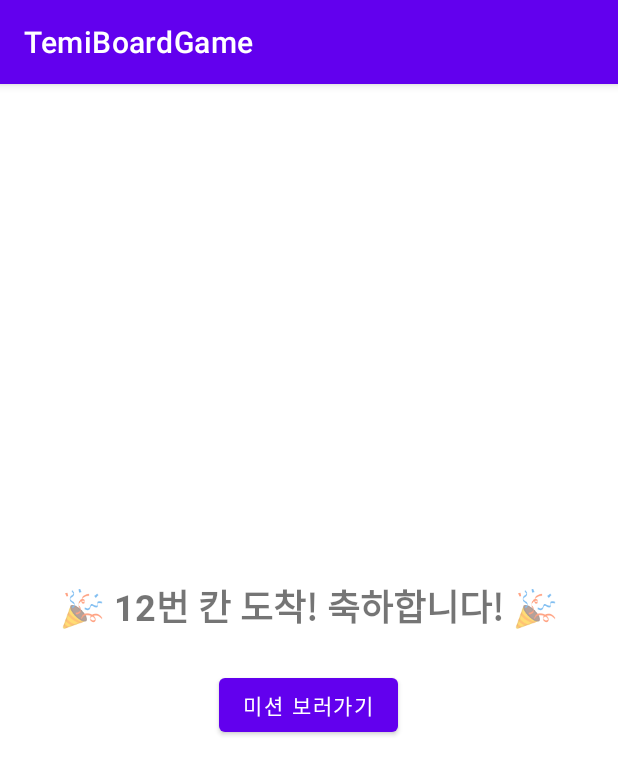
After one commit to hero9331/sogaeting, an Android app: the CongratsActivity screen opened directly, with no data from a screen before it, on a phone screen of 412 x 824 dp. The commit adds this screen. Shown: the top 775 px of the screen. Run offline under Robolectric (Android 15) with nearby library versions, the phone set to English and light mode, and no system bars.

Commit message:
각 칸마다 게임 구현

```diff
--- /dev/null
+++ b/app/src/main/java/com/example/temiboardgame/CongratsActivity.java
@@ -0,0 +1,40 @@
+package com.example.temiboardgame;
+
+import androidx.appcompat.app.AppCompatActivity;
+
+import android.content.Intent;
+import android.os.Bundle;
+import android.widget.Button;
+import android.widget.TextView;
+
+public class CongratsActivity extends AppCompatActivity {
+
+    private int position;
+    private int lapCount;
+    private boolean skipTurn;
+
+    @Override
+    protected void onCreate(Bundle savedInstanceState) {
+        super.onCreate(savedInstanceState);
+        setContentView(R.layout.activity_congrats);
+
+        TextView tvMessage = findViewById(R.id.tvCongratsMessage);
+        Button btnGoTile = findViewById(R.id.btnGoTile);
+
+        Intent receivedIntent = getIntent();
+        position = receivedIntent.getIntExtra("position", 12);
+        lapCount = receivedIntent.getIntExtra("lapCount", 0);
+        skipTurn = receivedIntent.getBooleanExtra("skipTurn", false);
+
+        tvMessage.setText("🎉 12번 칸 도착! 축하합니다! 🎉");
+
+        btnGoTile.setOnClickListener(v -> {
+            Intent goTile = new Intent(CongratsActivity.this, TileActivity.class);
+            goTile.putExtra("position", position);
+            goTile.putExtra("lapCount", lapCount);
+            goTile.putExtra("skipTurn", skipTurn);
+            startActivity(goTile);
+            finish();
+        });
+    }
+}
--- /dev/null
+++ b/app/src/main/res/layout/activity_congrats.xml
@@ -0,0 +1,23 @@
+<?xml version="1.0" encoding="utf-8"?>
+<LinearLayout xmlns:android="http://schemas.android.com/apk/res/android"
+    android:layout_width="match_parent"
+    android:layout_height="match_parent"
+    android:orientation="vertical"
+    android:gravity="center"
+    android:padding="24dp">
+
+    <TextView
+        android:id="@+id/tvCongratsMessage"
+        android:layout_width="wrap_content"
+        android:layout_height="wrap_content"
+        android:text="축하합니다!"
+        android:textSize="24sp"
+        android:textStyle="bold" />
+
+    <Button
+        android:id="@+id/btnGoTile"
+        android:layout_width="wrap_content"
+        android:layout_height="wrap_content"
+        android:layout_marginTop="24dp"
+        android:text="미션 보러가기" />
+</LinearLayout>
```
Also changed, not shown: app/src/main/AndroidManifest.xml (+8 -2 lines), app/src/main/java/com/example/temiboardgame/GameFinishActivity.java (added, +40 -0 lines), app/src/main/java/com/example/temiboardgame/MainActivity.java (+67 -23 lines), app/src/main/java/com/example/temiboardgame/ResultActivity.java (+13 -4 lines), app/src/main/java/com/example/temiboardgame/TemiController.java (+1 -19 lines), app/src/main/java/com/example/temiboardgame/TileActivity.java (+12 -3 lines), app/src/main/java/com/example/temiboardgame/TileInfoProvider.java (+25 -13 lines), app/src/main/res/layout/activity_finish.xml (added, +23 -0 lines).
